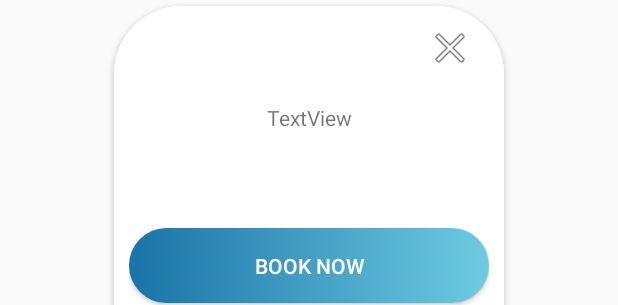
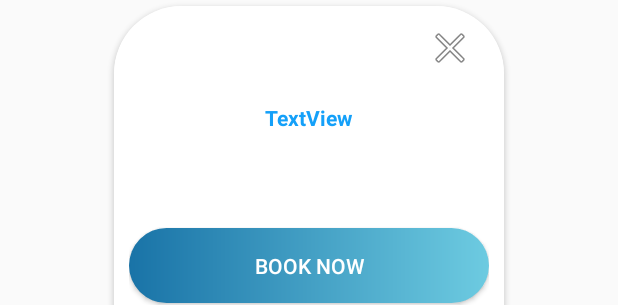
Before and after one commit to LiorShor/FindMyBarber, an Android app: the layout book_again_dialog.xml on its own in the app's theme, with its tools: preview values and no code run, on a phone screen of 412 x 824 dp. Shown: the part 420-725 px from the top of the screen. Run offline under Robolectric (Android 15) with nearby library versions, the phone set to English and light mode, and no system bars; network calls fail.

Commit message:
added option to book now in ME (Profile)

```diff
--- a/app/src/main/java/com/findmybarber/model/ButtonAdapter.java
+++ b/app/src/main/java/com/findmybarber/model/ButtonAdapter.java
@@ -56,7 +56,6 @@ public class ButtonAdapter extends BaseAdapter
         return timeSlots[i];
     }
 
-    @Override
     public long getItemId(int i) {
         return i;
     }
--- a/app/src/main/java/com/findmybarber/model/GetAdminList.java
+++ b/app/src/main/java/com/findmybarber/model/GetAdminList.java
@@ -12,7 +12,7 @@ public class GetAdminList extends AsyncTask<Void, Void, List<Admin>> {
 
     @Override
     protected List<Admin> doInBackground(Void... voids) {
-        String url = "http://192.168.43.202:45455/api/user/getUserAdminsList";
+        String url = "http://192.168.1.27:45455/api/user/getUserAdminsList";
         APIReader http = new APIReader();
         String stream = http.getHTTPData(url);
         List<Admin> adminsList = new ArrayList<>();
--- a/app/src/main/java/com/findmybarber/model/GetBookingForCurrentUserList.java
+++ b/app/src/main/java/com/findmybarber/model/GetBookingForCurrentUserList.java
@@ -29,7 +29,7 @@ public class GetBookingForCurrentUserList extends AsyncTask<Void, Void, List<Boo
         SharedPreferences sharedUserPreferences = context.getSharedPreferences("CurrentUserPref",MODE_PRIVATE);
         String email = sharedUserPreferences.getString("KeyUser", null);
         email = email.split(".com", 2)[0];
-        String url = "http://192.168.43.202:45455/api/book/getAppointmentsForCurrentUser/" + email ;
+        String url = "http://192.168.1.27:45455/api/book/getAppointmentsForCurrentUser/" + email ;
         APIReader http = new APIReader();
         String stream = http.getHTTPData(url);
         List<Book> userAppointmentsList = new ArrayList<>();
--- a/app/src/main/java/com/findmybarber/model/GetDBStoresList.java
+++ b/app/src/main/java/com/findmybarber/model/GetDBStoresList.java
@@ -24,7 +24,7 @@ public class GetDBStoresList  extends AsyncTask<Void, Void, List<Store>> {
 
     @Override
     protected List<Store> doInBackground(Void... voids) {
-        String url = "http://192.168.43.202:45455/api/store/getStoresList";
+        String url = "http://192.168.1.27:45455/api/store/getStoresList";
         APIReader http = new APIReader();
         String stream = http.getHTTPData(url);
         List<Store> storesList = new ArrayList<>();
--- a/app/src/main/java/com/findmybarber/model/Registration.java
+++ b/app/src/main/java/com/findmybarber/model/Registration.java
@@ -28,7 +28,7 @@ public class Registration {
         return m.matches();
     }
     public static void volleyPost(Context context, String  firstName, String lastName, String email, String phoneNumber, String password){
-        String postUrl = "http://192.168.43.202:45455/api/user/addUser";
+        String postUrl = "http://192.168.1.27:45455/api/user/addUser";
         RequestQueue requestQueue = Volley.newRequestQueue(context);
 //        String id = UUID.randomUUID().toString().replace("-", "");
         JSONObject postData = new JSONObject();
--- a/app/src/main/java/com/findmybarber/view/activities/Login.java
+++ b/app/src/main/java/com/findmybarber/view/activities/Login.java
@@ -150,7 +150,7 @@ public class Login extends AppCompatActivity implements View.OnClickListener {
 */
 
     public void getCustomersList() {
-        String url = "http://192.168.43.202:45455/api/user/getUserClientsList";
+        String url = "http://192.168.1.27:45455/api/user/getUserClientsList";
         RequestQueue requestQueue = Volley.newRequestQueue(this);
 
         JsonArrayRequest jsonArrayRequest = new JsonArrayRequest(Request.Method.GET, url, null, new Response.Listener<JSONArray>() {
@@ -178,7 +178,7 @@ public class Login extends AppCompatActivity implements View.OnClickListener {
 
 
     /*public void getAdminsList() {
-        String url = "http://192.168.43.202:45455/api/user/getUserAdminsList";
+        String url = "http://192.168.1.27:45455/api/user/getUserAdminsList";
         RequestQueue requestQueue = Volley.newRequestQueue(this);
 
         JsonArrayRequest jsonArrayRequest = new JsonArrayRequest(Request.Method.GET, url, null, new Response.Listener<JSONArray>() {
--- a/app/src/main/java/com/findmybarber/view/activities/MainActivity.java
+++ b/app/src/main/java/com/findmybarber/view/activities/MainActivity.java
@@ -9,6 +9,7 @@ import android.os.Bundle;
 import android.provider.Settings;
 import android.util.Log;
 import android.view.MenuItem;
+import android.view.View;
 
 import androidx.annotation.NonNull;
 import androidx.appcompat.app.ActionBarDrawerToggle;
@@ -168,7 +169,7 @@ public class MainActivity extends AppCompatActivity {
     }
 
     public void getBookingList(String storeID) {
-        String url = "http://192.168.43.202:45455/api/book/getBookingList/" + storeID;
+        String url = "http://192.168.1.27:45455/api/book/getBookingList/" + storeID;
         RequestQueue requestQueue = Volley.newRequestQueue(this);
 
         JsonArrayRequest jsonArrayRequest = new JsonArrayRequest(Request.Method.GET, url, null, new Response.Listener<JSONArray>() {
@@ -212,7 +213,7 @@ public class MainActivity extends AppCompatActivity {
     }
 
     public void postBookAppointment(Book book){
-        String postUrl = "http://192.168.43.202:45455/api/book/bookAppointment";
+        String postUrl = "http://192.168.1.27:45455/api/book/bookAppointment";
         RequestQueue requestQueue = Volley.newRequestQueue(getApplicationContext());
         JSONObject postData = new JSONObject();
         try {
--- a/app/src/main/java/com/findmybarber/view/fragments/ActionMe.java
+++ b/app/src/main/java/com/findmybarber/view/fragments/ActionMe.java
@@ -70,6 +70,7 @@ public class ActionMe extends Fragment {
     @Override
     public View onCreateView(LayoutInflater inflater, ViewGroup container,
                              Bundle savedInstanceState) {
+        MainActivity.appointmentsForUserList.removeAll(MainActivity.appointmentsForUserList);
         GetBookingForCurrentUserList getBookingForCurrentUserList= new GetBookingForCurrentUserList(getContext());
         try {
             MainActivity.appointmentsForUserList.addAll(getBookingForCurrentUserList.execute().get());
--- a/app/src/main/res/layout/book_again_dialog.xml
+++ b/app/src/main/res/layout/book_again_dialog.xml
@@ -6,7 +6,7 @@
     android:layout_height="match_parent"
     android:gravity="center"
     app:layout_constraintCircleRadius="45dp"
-    tools:context=".view.activities.Login">
+    tools:context=".view.fragments.ActionMe">
 
     <androidx.cardview.widget.CardView
         android:id="@+id/cardView"
@@ -37,7 +37,7 @@
                 android:layout_height="50dp"
                 android:layout_marginTop="148dp"
                 android:background="@drawable/bt_finish_style"
-                android:text="@string/book_now"
+                android:text="@string/BookNow"
                 android:textColor="#fff"
                 app:layout_constraintEnd_toEndOf="parent"
                 app:layout_constraintStart_toStartOf="parent"
@@ -48,7 +48,6 @@
                 android:layout_width="wrap_content"
                 android:layout_height="wrap_content"
                 android:background="@drawable/card_style"
-                android:onClick="dismiss"
                 android:paddingStart="10dp"
                 android:paddingEnd="10dp"
                 android:src="@android:drawable/ic_menu_close_clear_cancel"
@@ -58,15 +57,15 @@
                 app:layout_constraintStart_toEndOf="@+id/etLoginEmailAddress"
                 app:layout_constraintTop_toTopOf="parent"
                 app:layout_constraintVertical_bias="0.053"
-                tools:ignore="ContentDescription" />
+                tools:ignore="ContentDescription"
+                />
 
 
             <TextView
-                android:id="@+id/textView2"
+                android:id="@+id/another_date"
                 android:layout_width="wrap_content"
                 android:layout_height="wrap_content"
                 android:layout_marginTop="10dp"
-                android:onClick="goToRegister"
                 android:text="@string/another_date"
                 app:layout_constraintBottom_toBottomOf="parent"
                 app:layout_constraintEnd_toEndOf="parent"
@@ -76,9 +75,11 @@
 
             <TextView
                 android:id="@+id/suggestedTimeSlot"
-                android:layout_width="match_parent"
+                android:layout_width="wrap_content"
                 android:layout_height="wrap_content"
                 android:text="TextView"
+                android:textStyle="bold"
+                android:textColor="#14A0F9"
                 app:layout_constraintBottom_toTopOf="@+id/bt_book"
                 app:layout_constraintEnd_toEndOf="parent"
                 app:layout_constraintStart_toStartOf="parent"
--- a/app/src/main/res/values/strings.xml
+++ b/app/src/main/res/values/strings.xml
@@ -59,5 +59,6 @@
     <string name="book">Book Now</string>
     <string name="bookagain">Book Again</string>
     <string name="another_date">Another date?</string>
+    <string name="BookNow">BOOK NOW</string>
 
 </resources>
```
Also changed, not shown: app/src/main/java/com/findmybarber/model/BookAdapter.java (+68 -6 lines), app/src/main/java/com/findmybarber/model/GetNextSlot.java (+6 -2 lines).
